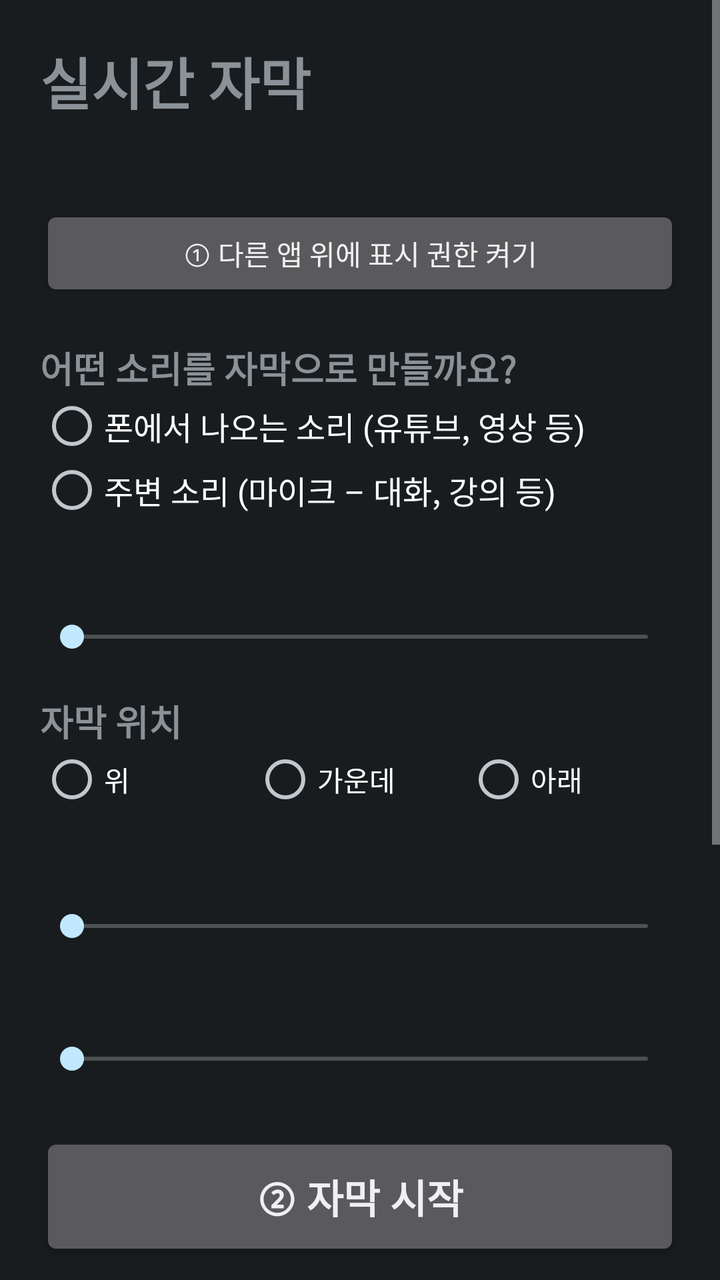
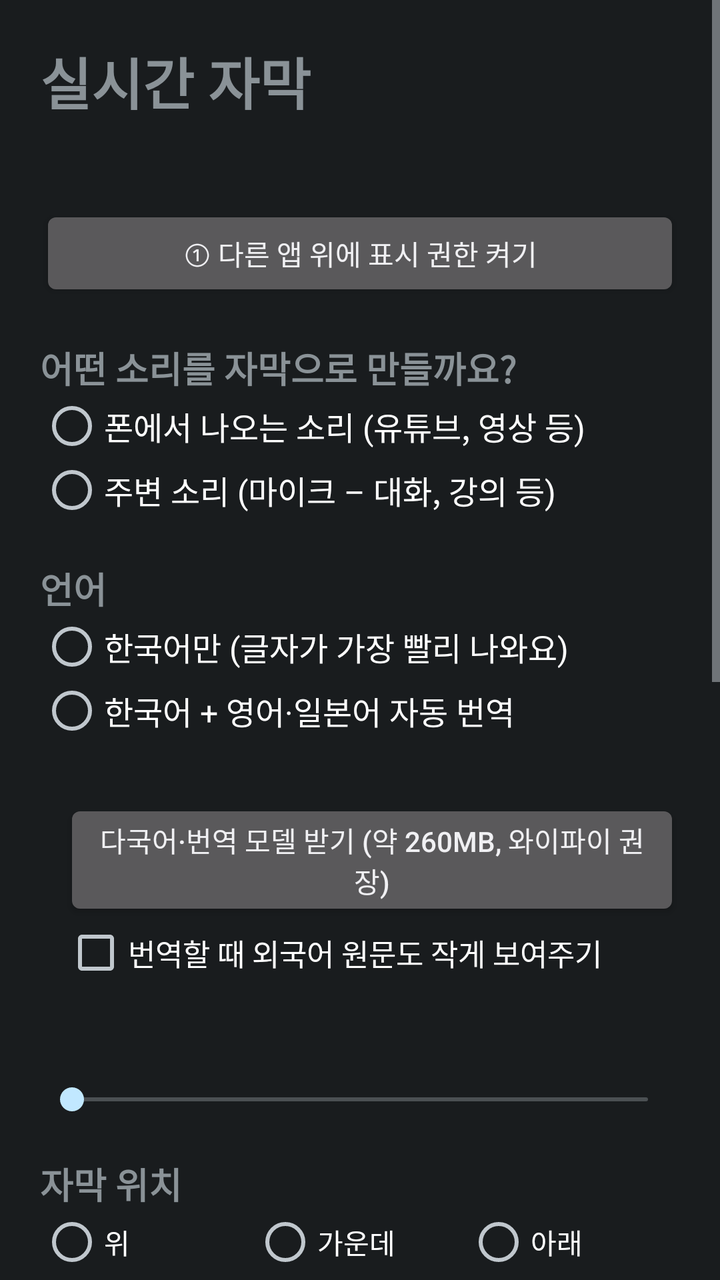

Screens rendered from an Android XML layout before and after an edit, with the pre-edit source and the edit as a unified diff.
<!-- AndroidManifest.xml: application theme android:Theme.DeviceDefault -->
<!-- res/layout/activity_main.xml -->
<?xml version="1.0" encoding="utf-8"?>
<ScrollView xmlns:android="http://schemas.android.com/apk/res/android"
    android:layout_width="match_parent"
    android:layout_height="match_parent"
    android:fitsSystemWindows="true">

    <LinearLayout
        android:layout_width="match_parent"
        android:layout_height="wrap_content"
        android:orientation="vertical"
        android:padding="20dp">

        <TextView
            android:layout_width="wrap_content"
            android:layout_height="wrap_content"
            android:text="실시간 자막"
            android:textSize="28sp"
            android:textStyle="bold" />

        <TextView
            android:id="@+id/status"
            android:layout_width="match_parent"
            android:layout_height="wrap_content"
            android:layout_marginTop="8dp"
            android:textSize="16sp" />

        <Button
            android:id="@+id/btnOverlay"
            android:layout_width="match_parent"
            android:layout_height="wrap_content"
            android:layout_marginTop="12dp"
            android:text="① 다른 앱 위에 표시 권한 켜기" />

        <TextView
            android:layout_width="wrap_content"
            android:layout_height="wrap_content"
            android:layout_marginTop="20dp"
            android:text="어떤 소리를 자막으로 만들까요?"
            android:textSize="18sp"
            android:textStyle="bold" />

        <RadioGroup
            android:id="@+id/sourceGroup"
            android:layout_width="match_parent"
            android:layout_height="wrap_content">

            <RadioButton
                android:id="@+id/srcPhone"
                android:layout_width="match_parent"
                android:layout_height="wrap_content"
                android:text="폰에서 나오는 소리 (유튜브, 영상 등)"
                android:textSize="16sp" />

            <RadioButton
                android:id="@+id/srcMic"
                android:layout_width="match_parent"
                android:layout_height="wrap_content"
                android:text="주변 소리 (마이크 – 대화, 강의 등)"
                android:textSize="16sp" />
        </RadioGroup>

        <TextView
            android:id="@+id/fontLabel"
            android:layout_width="wrap_content"
            android:layout_height="wrap_content"
            android:layout_marginTop="20dp"
            android:textSize="18sp"
            android:textStyle="bold" />

        <SeekBar
            android:id="@+id/fontSeek"
            android:layout_width="match_parent"
            android:layout_height="wrap_content"
            android:layout_marginTop="4dp"
            android:max="34" />

        <TextView
            android:layout_width="wrap_content"
            android:layout_height="wrap_content"
            android:layout_marginTop="20dp"
            android:text="자막 위치"
            android:textSize="18sp"
            android:textStyle="bold" />

        <RadioGroup
            android:id="@+id/posGroup"
            android:layout_width="match_parent"
            android:layout_height="wrap_content"
            android:orientation="horizontal">

            <RadioButton
                android:id="@+id/posTop"
                android:layout_width="0dp"
                android:layout_height="wrap_content"
                android:layout_weight="1"
                android:text="위" />

            <RadioButton
                android:id="@+id/posMiddle"
                android:layout_width="0dp"
                android:layout_height="wrap_content"
                android:layout_weight="1"
                android:text="가운데" />

            <RadioButton
                android:id="@+id/posBottom"
                android:layout_width="0dp"
                android:layout_height="wrap_content"
                android:layout_weight="1"
                android:text="아래" />
        </RadioGroup>

        <TextView
            android:id="@+id/bgLabel"
            android:layout_width="wrap_content"
            android:layout_height="wrap_content"
            android:layout_marginTop="20dp"
            android:textSize="18sp"
            android:textStyle="bold" />

        <SeekBar
            android:id="@+id/bgSeek"
            android:layout_width="match_parent"
            android:layout_height="wrap_content"
            android:layout_marginTop="4dp"
            android:max="100" />

        <TextView
            android:id="@+id/linesLabel"
            android:layout_width="wrap_content"
            android:layout_height="wrap_content"
            android:layout_marginTop="20dp"
            android:textSize="18sp"
            android:textStyle="bold" />

        <SeekBar
            android:id="@+id/linesSeek"
            android:layout_width="match_parent"
            android:layout_height="wrap_content"
            android:layout_marginTop="4dp"
            android:max="3" />

        <Button
            android:id="@+id/btnStart"
            android:layout_width="match_parent"
            android:layout_height="64dp"
            android:layout_marginTop="28dp"
            android:text="② 자막 시작"
            android:textSize="20sp"
            android:textStyle="bold" />

        <Button
            android:id="@+id/btnStop"
            android:layout_width="match_parent"
            android:layout_height="wrap_content"
            android:layout_marginTop="8dp"
            android:text="자막 끄기" />

        <TextView
            android:layout_width="match_parent"
            android:layout_height="wrap_content"
            android:layout_marginTop="24dp"
            android:lineSpacingExtra="4dp"
            android:text="• 폰 소리 모드: 시작을 누르면 화면 녹화 허용 창이 떠요. &quot;전체 화면&quot;을 고르고 시작을 누르세요. 화면은 녹화·저장되지 않고 소리만 자막으로 바뀝니다.\n• 시작한 뒤 유튜브를 열면 영상 위에 자막이 떠요. 자막은 터치를 막지 않아요.\n• 끄려면 이 화면의 [자막 끄기] 또는 알림창의 [끄기]를 누르세요.\n• 인식은 인터넷 없이 폰 안에서만 처리됩니다.\n• 일부 앱(넷플릭스 등)은 소리 캡처를 막아서 자막이 안 나올 수 있어요."
            android:textSize="14sp" />
    </LinearLayout>
</ScrollView>
<!-- resources referenced by this layout -->
<resources>

</resources>

<!-- the commit's change to res/layout/activity_main.xml (unified diff, before → after) -->
@@ -58,6 +58,63 @@
                 android:text="주변 소리 (마이크 – 대화, 강의 등)"
                 android:textSize="16sp" />
         </RadioGroup>
+
+        <TextView
+            android:layout_width="wrap_content"
+            android:layout_height="wrap_content"
+            android:layout_marginTop="20dp"
+            android:text="언어"
+            android:textSize="18sp"
+            android:textStyle="bold" />
+
+        <RadioGroup
+            android:id="@+id/langGroup"
+            android:layout_width="match_parent"
+            android:layout_height="wrap_content">
+
+            <RadioButton
+                android:id="@+id/langKo"
+                android:layout_width="match_parent"
+                android:layout_height="wrap_content"
+                android:text="한국어만 (글자가 가장 빨리 나와요)"
+                android:textSize="16sp" />
+
+            <RadioButton
+                android:id="@+id/langMulti"
+                android:layout_width="match_parent"
+                android:layout_height="wrap_content"
+                android:text="한국어 + 영어·일본어 자동 번역"
+                android:textSize="16sp" />
+        </RadioGroup>
+
+        <LinearLayout
+            android:id="@+id/multiBox"
+            android:layout_width="match_parent"
+            android:layout_height="wrap_content"
+            android:orientation="vertical"
+            android:paddingStart="12dp">
+
+            <TextView
+                android:id="@+id/modelStatus"
+                android:layout_width="match_parent"
+                android:layout_height="wrap_content"
+                android:layout_marginTop="4dp"
+                android:textSize="15sp" />
+
+            <Button
+                android:id="@+id/btnModel"
+                android:layout_width="match_parent"
+                android:layout_height="wrap_content"
+                android:layout_marginTop="4dp"
+                android:text="다국어·번역 모델 받기 (약 260MB, 와이파이 권장)" />
+
+            <CheckBox
+                android:id="@+id/showOrig"
+                android:layout_width="match_parent"
+                android:layout_height="wrap_content"
+                android:text="번역할 때 외국어 원문도 작게 보여주기"
+                android:textSize="15sp" />
+        </LinearLayout>
 
         <TextView
             android:id="@+id/fontLabel"
